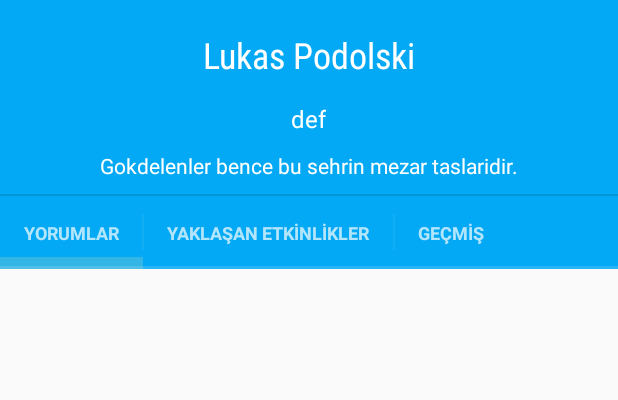
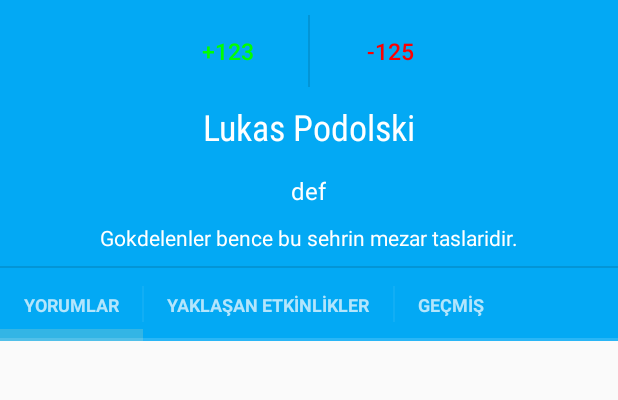
Before and after one commit to ahmetcj4/Activity-Project, an Android app: the ProfileActivityFragment screen opened directly, with no data from a screen before it, on a phone screen of 412 x 824 dp, the part 317-717 px from its top. Run offline under Robolectric (Android 15) with nearby library versions, the phone set to English and light mode, and no system bars; libraries missing offline, so code that uses them is left out: com.example.mustafa, com.google.api.client; pictures from the network do not load; 6 statements that could not run were skipped.

Commit message:
like button is added to profile

```diff
--- a/ActivityExtreme/app/src/main/res/layout/fragment_profile.xml
+++ b/ActivityExtreme/app/src/main/res/layout/fragment_profile.xml
@@ -44,7 +44,7 @@
                             app:border_color="@color/primary_light"
                             android:layout_margin="10dp" />
 
-                        <!--LinearLayout
+                        <LinearLayout
                             android:orientation="horizontal"
                             android:gravity="center"
                             android:layout_width="match_parent"
@@ -76,7 +76,7 @@
                                 android:layout_width="0dp"
                                 android:layout_height="wrap_content"
                                 android:background="?android:attr/selectableItemBackground"/>
-                        </LinearLayout-->
+                        </LinearLayout>
 
                         <TextView
                             android:id="@+id/profile_name"
```
